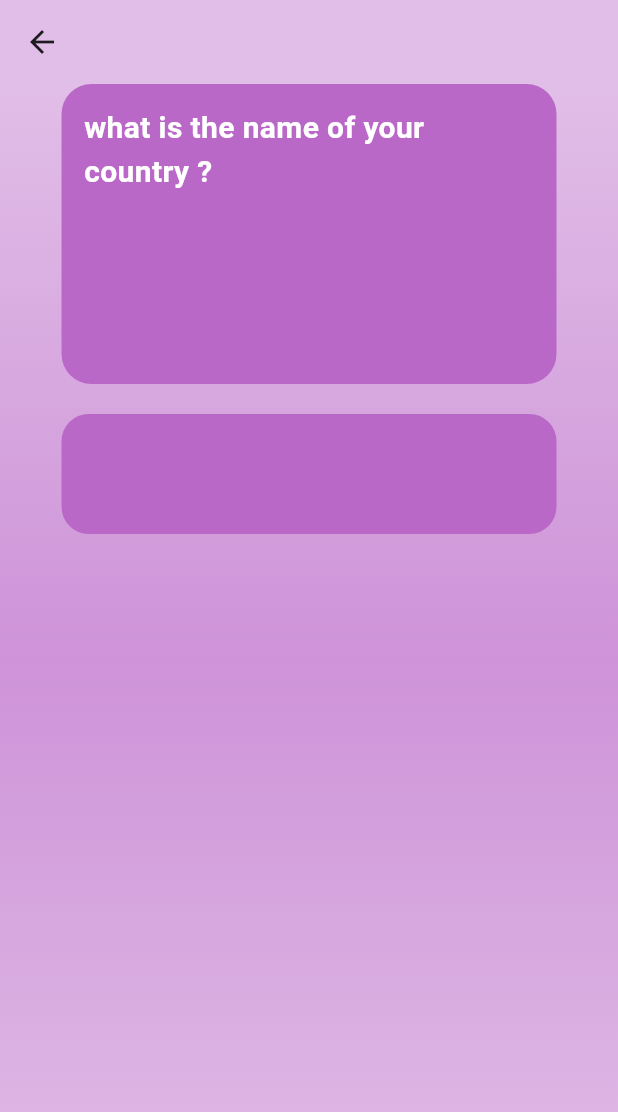
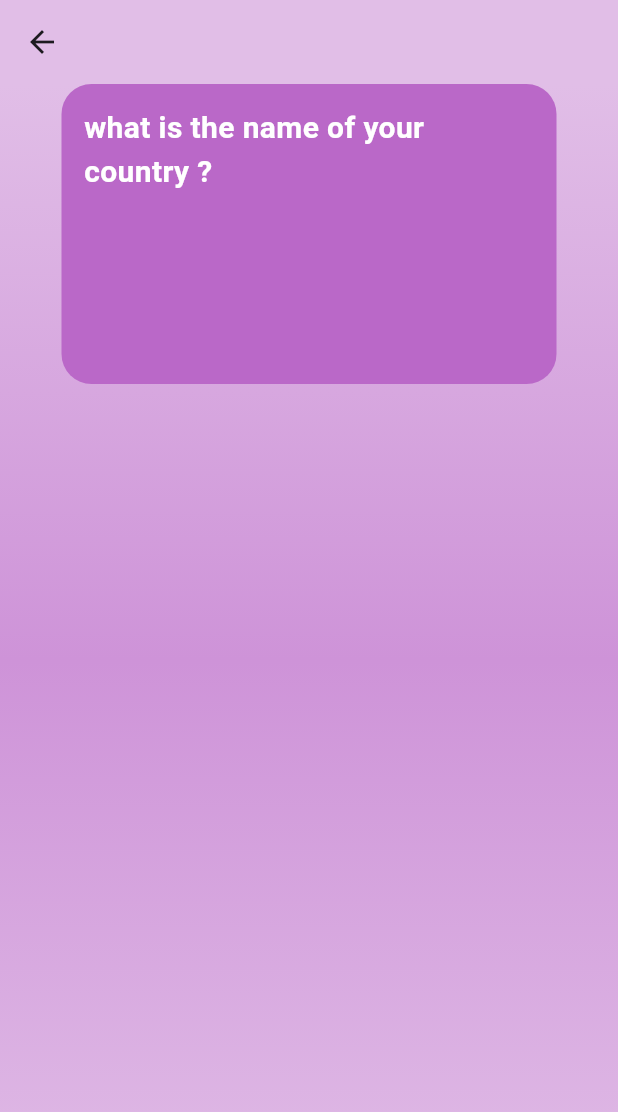
Before and after one commit to sohasara/Quiz-App, a Flutter app: the DetailsPage screen opened directly, on a phone screen of 412 x 824 dp. Shown: the top 1112 px of the screen. Run offline on Flutter 3.47's test engine with Material 3 defaults, Android fonts, the phone set to English and light mode, and no system bars; our stand-ins replace flutter_riverpod.

Commit message:
modify details page

```diff
--- a/lib/ui/details/details_page.dart
+++ b/lib/ui/details/details_page.dart
@@ -46,14 +46,6 @@ class DetailsPage extends ConsumerWidget {
             const SizedBox(
               height: 20,
             ),
-            Container(
-              height: 80,
-              width: 330,
-              decoration: BoxDecoration(
-                borderRadius: BorderRadius.circular(18),
-                color: Colors.purple[300],
-              ),
-            ),
           ],
         ),
       ),
```
Also changed, not shown: lib/ui/details/options.dart (+17 -0 lines).
